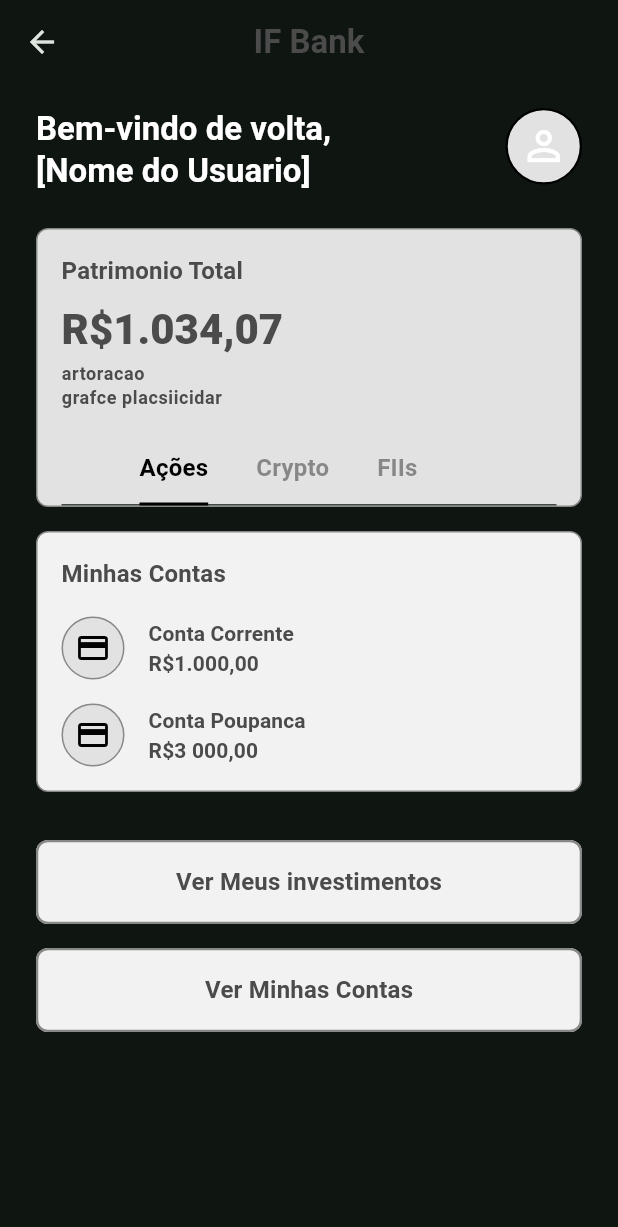
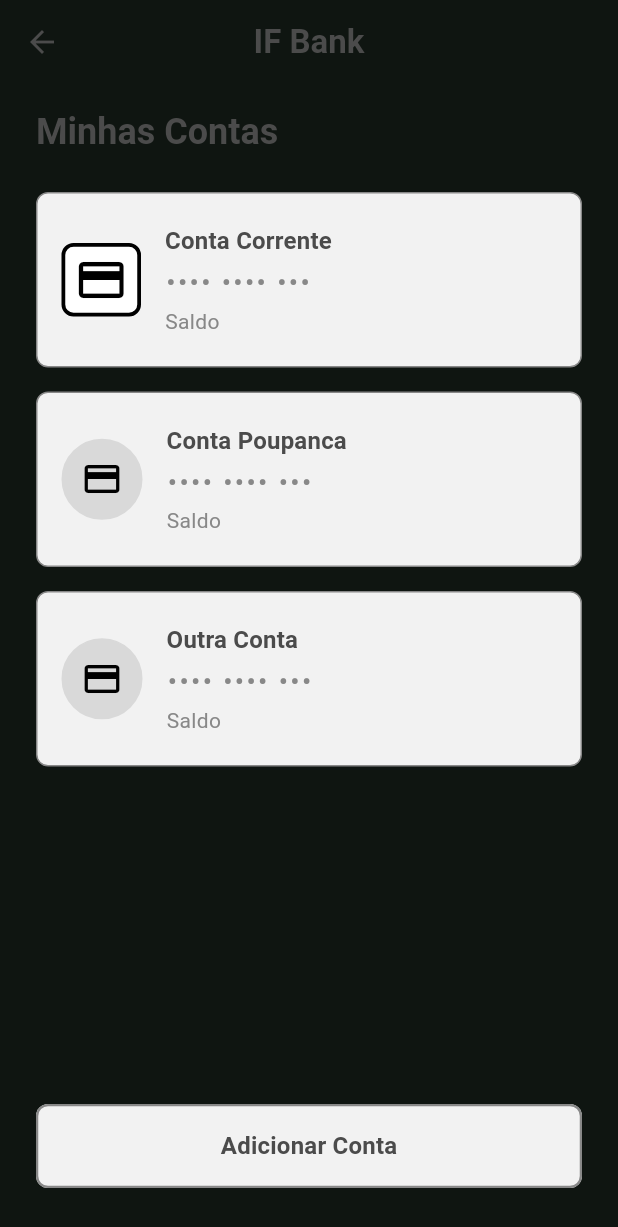
Before and after one commit to yggdrasilGit/if_bank_unibras, a Flutter app: the HomeScreen screen opened by its route, after a tap on "Ver Minhas Contas", on a phone screen of 412 x 824 dp. Shown: the top 1227 px of the screen. Run offline on Flutter 3.47's test engine with Material 3 defaults, Android fonts, the phone set to English and light mode, and no system bars; our stand-ins replace flutter_svg; accounts and stored records are empty.

Commit message:
criando a tela my-account_screen.dart e adicionando uma mudança quando o user clickar em Ver minhas contas

```diff
--- a/lib/screens/home_screen.dart
+++ b/lib/screens/home_screen.dart
@@ -1,4 +1,5 @@
 import 'package:flutter/material.dart';
+import 'my-account_screen.dart';
 
 class HomeScreen extends StatefulWidget {
   const HomeScreen({super.key});
@@ -153,7 +154,12 @@ class _HomeScreenState extends State<HomeScreen> with SingleTickerProviderStateM
             ),
             const SizedBox(height: 16),
             OutlinedButton(
-              onPressed: () {},
+              onPressed: () {
+                Navigator.push(
+                  context,
+                  MaterialPageRoute(builder: (context) => const MyAccountScreen()),
+                );
+              },
               style: OutlinedButton.styleFrom(
                 backgroundColor: const Color(0xFFF2F2F2),
                 side: const BorderSide(color: cardBorderColor, width: 1.5),
--- /dev/null
+++ b/lib/screens/my-account_screen.dart
@@ -0,0 +1,269 @@
+// ============================================================
+// Arquivo: my-account_screen.dart
+// Projeto: IF Bank Mobile Application
+//
+// Descrição:
+// Este arquivo implementa a tela de "Minhas Contas" da aplicação IF Bank.
+// Ele é responsável por listar as contas do usuário, permitindo visualizar
+// os diferentes tipos de contas vinculadas ao seu perfil (ex: Conta Corrente,
+// Poupança, etc.), além de oferecer a opção de adicionar novas contas.
+//
+// A tela inclui:
+// - Título da seção (Minhas Contas)
+// - Cards de listagem para diferentes contas (Conta Corrente, Conta Poupança, Outra Conta)
+// - Ocultação dos números das contas por segurança
+// - Botão para adicionar uma nova conta
+//
+// ------------------------------------------------------------
+//
+// Responsabilidades:
+//
+// - Exibir as contas do usuário de forma organizada
+// - Diferenciar visualmente os tipos de contas
+// - Fornecer um ponto de entrada para adição de novas contas
+//
+// ------------------------------------------------------------
+//
+// Arquitetura:
+//
+// Este arquivo pertence à camada:
+// → Presentation Layer
+//
+// Atua como:
+// → UI Screen (StatelessWidget)
+//
+// ------------------------------------------------------------
+//
+// Dependências externas:
+//
+// - flutter/material.dart
+//   → Framework de UI do Flutter
+//
+// ------------------------------------------------------------
+//
+// Estrutura:
+//
+// MyAccountScreen (StatelessWidget)
+//  ├── build()
+//  └── _buildAccountCard()
+//
+// ------------------------------------------------------------
+//
+// Funcionamento:
+//
+// A tela utiliza:
+// - Um layout simples e responsivo com Column e Spacer
+// - Componentes customizados (_buildAccountCard) para padronização visual
+// - Cores pré-definidas em constantes locais
+//
+// Os dados exibidos atualmente são estáticos,
+// podendo ser integrados futuramente com APIs
+// ou gerenciadores de estado para buscar as reais contas do usuário.
+//
+// ------------------------------------------------------------
+//
+// Boas práticas aplicadas:
+//
+// - Separação de responsabilidades na construção da interface
+// - Uso de StatelessWidget, por não possuir estado mutável interno na UI atual
+// - Componentização (_buildAccountCard)
+// - Layout responsivo e organizado
+//
+// ------------------------------------------------------------
+//
+// Escalabilidade:
+//
+// Possíveis evoluções:
+//
+// - Integração com backend/API para listagem real de contas
+// - Fluxo de navegação para a tela de "Adicionar Conta"
+// - Navegação ao tocar no card de uma conta (detalhamento)
+// - Internacionalização (i18n)
+//
+// ------------------------------------------------------------
+//
+// O que NÃO deve conter neste arquivo:
+//
+// - Lógica de negócio complexa
+// - Regras de validação
+// - Acesso direto a banco de dados
+//
+// Este arquivo é focado apenas na interface.
+//
+// ------------------------------------------------------------
+//
+// Autor(es):
+// - Luiz Felipe Gregorio Gonçalves & Efraim Haniel Oliveira Moura
+//
+// Criado em: 05/04/2026
+// Última modificação: 05/04/2026
+//
+// ------------------------------------------------------------
+//
+// Histórico de versões:
+//
+// Versão | Data       | Autor       | Descrição
+// 1.0.0  | 05/04/2026 | Luiz Felipe & Efraim | Implementação inicial da MyAccountScreen
+//
+// ------------------------------------------------------------
+//
+// Licença:
+// UNIBRAS License
+// ============================================================
+
+import 'package:flutter/material.dart';
+
+class MyAccountScreen extends StatelessWidget {
+  const MyAccountScreen({super.key});
+
+  @override
+  Widget build(BuildContext context) {
+    final theme = Theme.of(context);
+    const Color cardColor = Color(0xFFF2F2F2);
+    const Color cardBorderColor = Color(0xFF888888);
+    const Color textColor = Color(0xFF4B4B4B);
+
+    return Scaffold(
+      appBar: AppBar(
+        title: const Text('IF Bank', style: TextStyle(color: textColor, fontWeight: FontWeight.bold)),
+        centerTitle: true,
+        backgroundColor: Colors.transparent,
+        elevation: 0,
+        iconTheme: const IconThemeData(color: textColor),
+      ),
+      body: Padding(
+        padding: const EdgeInsets.symmetric(horizontal: 24.0, vertical: 16.0),
+        child: Column(
+          crossAxisAlignment: CrossAxisAlignment.stretch,
+          children: [
+            Text(
+              'Minhas Contas',
+              style: theme.textTheme.headlineSmall?.copyWith(
+                fontWeight: FontWeight.bold,
+                color: textColor,
+              ),
+            ),
+            const SizedBox(height: 24),
+            _buildAccountCard(
+              title: 'Conta Corrente',
+              subtitle: 'Saldo',
+              theme: theme,
+              cardColor: cardColor,
+              cardBorderColor: cardBorderColor,
+              textColor: textColor,
+              iconWidget: Container(
+                decoration: BoxDecoration(
+                  color: Colors.white,
+                  border: Border.all(color: Colors.black, width: 2.5),
+                  borderRadius: BorderRadius.circular(8),
+                ),
+                padding: const EdgeInsets.symmetric(horizontal: 6, vertical: 4),
+                child: const Icon(Icons.credit_card, color: Colors.black, size: 36),
+              ),
+            ),
+            const SizedBox(height: 16),
+            _buildAccountCard(
+              title: 'Conta Poupanca',
+              subtitle: 'Saldo',
+              theme: theme,
+              cardColor: cardColor,
+              cardBorderColor: cardBorderColor,
+              textColor: textColor,
+              iconWidget: Container(
+                decoration: BoxDecoration(
+                  color: const Color(0xFFD9D9D9),
+                  shape: BoxShape.circle,
+                  border: Border.all(color: const Color(0xFFD9D9D9), width: 1),
+                ),
+                padding: const EdgeInsets.all(12),
+                child: const Icon(Icons.credit_card, color: Colors.black, size: 28),
+              ),
+            ),
+            const SizedBox(height: 16),
+            _buildAccountCard(
+              title: 'Outra Conta',
+              subtitle: 'Saldo',
+              theme: theme,
+              cardColor: cardColor,
+              cardBorderColor: cardBorderColor,
+              textColor: textColor,
+              iconWidget: Container(
+                decoration: BoxDecoration(
+                  color: const Color(0xFFD9D9D9),
+                  shape: BoxShape.circle,
+                  border: Border.all(color: const Color(0xFFD9D9D9), width: 1),
+                ),
+                padding: const EdgeInsets.all(12),
+                child: const Icon(Icons.credit_card, color: Colors.black, size: 28),
+              ),
+            ),
+            const Spacer(),
+            OutlinedButton(
+              onPressed: () {},
+              style: OutlinedButton.styleFrom(
+                backgroundColor: const Color(0xFFF2F2F2),
+                side: const BorderSide(color: cardBorderColor, width: 1.5),
+                shape: RoundedRectangleBorder(borderRadius: BorderRadius.circular(8)),
+                padding: const EdgeInsets.symmetric(vertical: 16),
+              ),
+              child: Text(
+                'Adicionar Conta',
+                style: theme.textTheme.titleMedium?.copyWith(fontWeight: FontWeight.bold, color: textColor),
+              ),
+            ),
+            const SizedBox(height: 16),
+          ],
+        ),
+      ),
+    );
+  }
+
+  Widget _buildAccountCard({
+    required String title,
+    required String subtitle,
+    required ThemeData theme,
+    required Color cardColor,
+    required Color cardBorderColor,
+    required Color textColor,
+    required Widget iconWidget,
+  }) {
+    return Container(
+      decoration: BoxDecoration(
+        color: cardColor,
+        borderRadius: BorderRadius.circular(8),
+        border: Border.all(color: cardBorderColor),
+      ),
+      padding: const EdgeInsets.symmetric(horizontal: 16, vertical: 20),
+      child: Row(
+        crossAxisAlignment: CrossAxisAlignment.center,
+        children: [
+          iconWidget,
+          const SizedBox(width: 16),
+          Column(
+            crossAxisAlignment: CrossAxisAlignment.start,
+            children: [
+              Text(
+                title,
+                style: theme.textTheme.titleMedium?.copyWith(fontWeight: FontWeight.bold, color: textColor),
+              ),
+              const SizedBox(height: 4),
+              const Row(
+                children: [
+                  Text(
+                    '•••• •••• •••',
+                    style: TextStyle(color: Color(0xFF888888), fontSize: 16, letterSpacing: 2, fontWeight: FontWeight.bold),
+                  ),
+                ],
+              ),
+              const SizedBox(height: 4),
+              Text(
+                subtitle,
+                style: theme.textTheme.bodyMedium?.copyWith(color: const Color(0xFF888888)),
+              ),
+            ],
+          ),
+        ],
+      ),
+    );
+  }
+}
```
